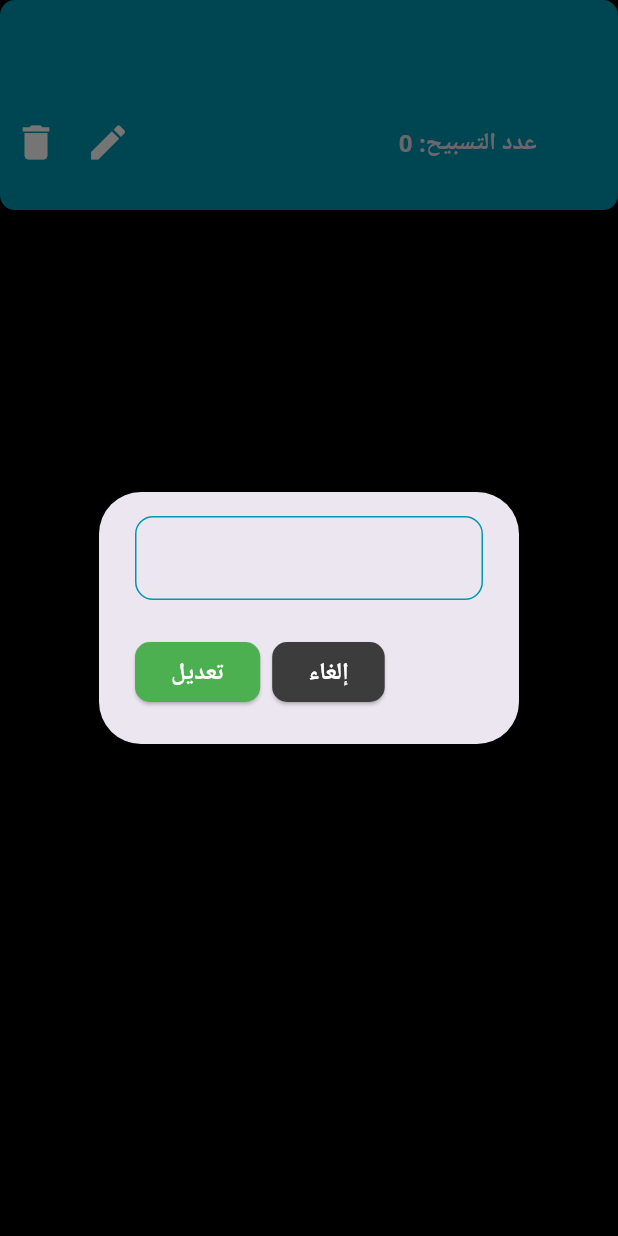
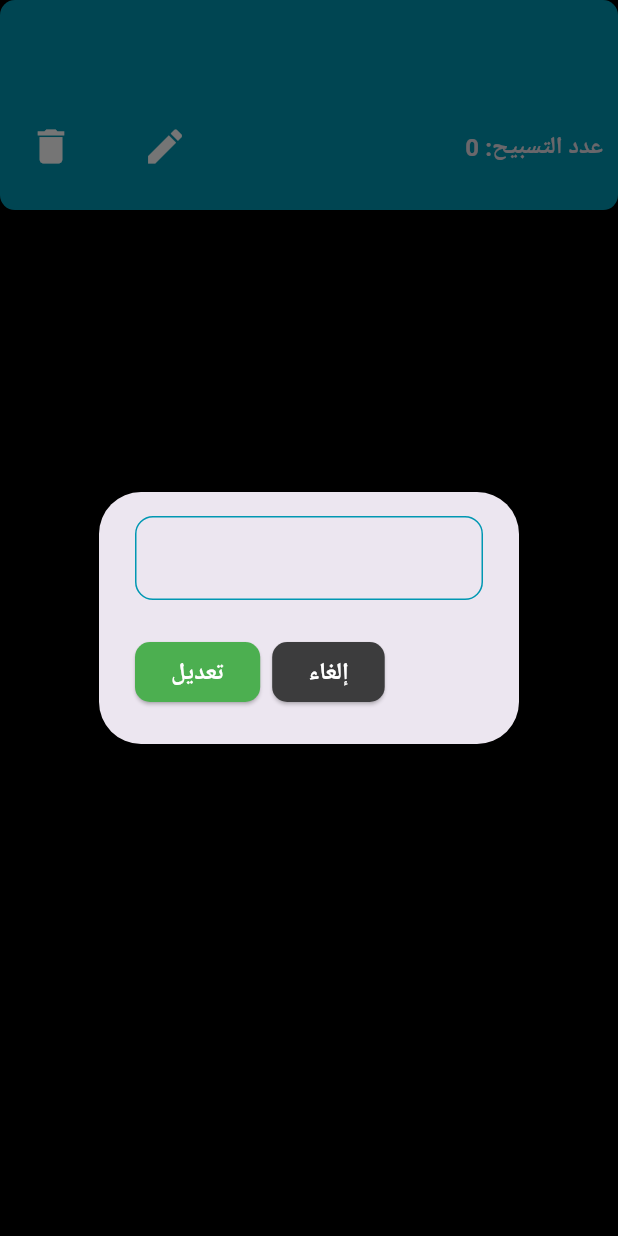
Before and after one commit to mahmoudmohamed17/tasbeeh, a Flutter app: the ZikrCategory widget shown alone on an empty page, opened directly with empty values, after a tap on the "edit" icon, on a phone screen of 412 x 824 dp. Run offline on Flutter 3.47's test engine with Material 3 defaults, Android fonts, the phone set to English and light mode, and no system bars; our stand-ins replace bloc, flutter_bloc, go_router, google_fonts, hive, hive_flutter; accounts and stored records are empty; Roboto replaces fonts that are missing (Cairo).

Commit message:
fix issues with zikr category and customize the zikr counter view body

```diff
--- a/lib/features/home/presentation/views/widgets/zikr_category.dart
+++ b/lib/features/home/presentation/views/widgets/zikr_category.dart
@@ -23,19 +23,19 @@ class ZikrCategory extends StatelessWidget {
                 .push(AppRouter.kZikrCounterView, extra: zikrModel);
           },
           child: Container(
+            padding: const EdgeInsets.symmetric(horizontal: 10, vertical: 5),
             height: MediaQuery.of(context).size.height * 0.17,
             width: MediaQuery.of(context).size.width,
             decoration: BoxDecoration(
                 color: kPrimaryColor, borderRadius: BorderRadius.circular(10)),
-            child: Padding(
-              padding: const EdgeInsets.only(right: 15),
             child: Column(
-                mainAxisAlignment: MainAxisAlignment.spaceEvenly,
+              mainAxisAlignment: MainAxisAlignment.spaceAround,
               crossAxisAlignment: CrossAxisAlignment.end,
               children: [
                 SizedBox(
-                    width: 290,
+                  width: 250,
                   child: Text(
+                    textDirection: TextDirection.rtl,
                     zikrModel.text,
                     maxLines: 2,
                     overflow: TextOverflow.ellipsis,
@@ -45,7 +45,7 @@ class ZikrCategory extends StatelessWidget {
                 ),
                 // const SizedBox(height: 10,),
                 Row(
-                    mainAxisAlignment: MainAxisAlignment.start,
+                  mainAxisAlignment: MainAxisAlignment.spaceBetween,
                   // crossAxisAlignment: CrossAxisAlignment.end,
                   children: [
                     IconButton(
@@ -60,6 +60,7 @@ class ZikrCategory extends StatelessWidget {
                       ),
                     ),
                     IconButton(
+                      padding: const EdgeInsets.only(right: 40),
                       onPressed: () {
                         editZikrDialog(context, zikrModel);
                       },
@@ -69,15 +70,12 @@ class ZikrCategory extends StatelessWidget {
                         size: 30,
                       ),
                     ),
-                      Padding(
-                        padding: const EdgeInsets.only(left: 101.7),
-                        child: SizedBox(
-                          width: 160,
+                    SizedBox(
+                      width: 200,
                       child: Text(
                         textAlign: TextAlign.end,
                         'عدد التسبيح: ${zikrModel.total}',
                         style: Styles.textStyle16,
-                          ),
                       ),
                     ),
                   ],
@@ -85,11 +83,8 @@ class ZikrCategory extends StatelessWidget {
               ],
             ),
           ),
-          ),
         );
       },
     );
   }
-
-
 }
```
Also changed, not shown: lib/features/zikr_counter/presentation/views/widgets/zikr_counter_view_body.dart (+6 -5 lines). Lines whose indentation alone changed are shown as unchanged.
